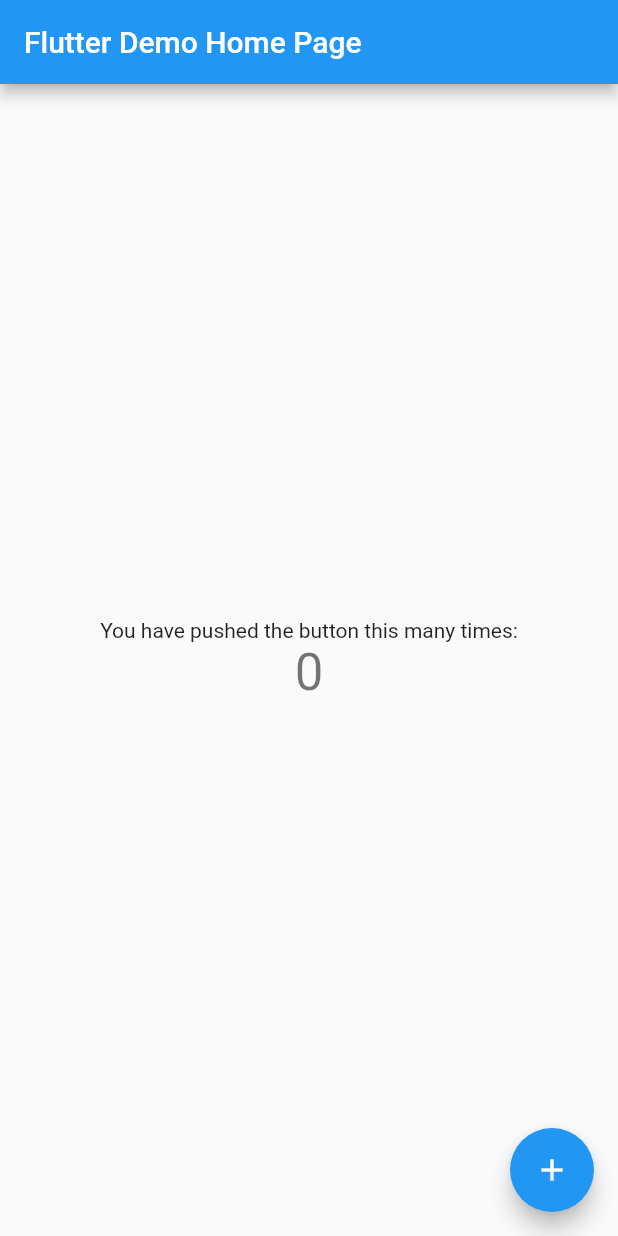
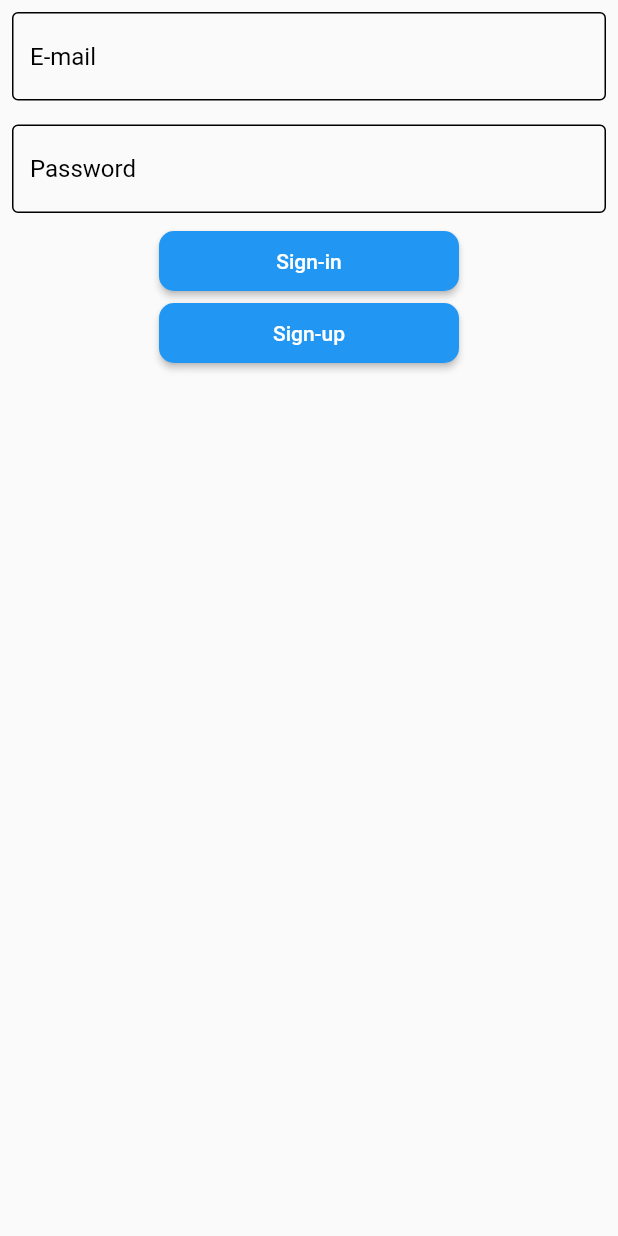
Before and after one commit to EbaaCode/Pair-Lab, a Flutter app: the screen it shows after launch, on a phone screen of 412 x 824 dp. Run offline on Flutter 3.47's test engine with Material 2 defaults, Android fonts, the phone set to English and light mode, and no system bars; our stand-ins replace cloud_firestore, firebase_auth, firebase_core; accounts and stored records are empty.

Commit message:
lab-10 project

```diff
--- a/pair_lab/lib/main.dart
+++ b/pair_lab/lib/main.dart
@@ -1,115 +1,23 @@
 import 'package:flutter/material.dart';
+import 'package:firebase_core/firebase_core.dart';
+import 'package:pair_lab/utility/utility.dart';
 
-void main() {
+/// `main()` is the entry point of the app.
+Future<void> main() async {
+  WidgetsFlutterBinding.ensureInitialized();
+  await Firebase.initializeApp(options: DefaultFirebaseOptions.currentPlatform);
   runApp(const MyApp());
 }
 
+/// If the user is logged in, show the HomeScreen, otherwise show the LoginScreen
 class MyApp extends StatelessWidget {
   const MyApp({super.key});
-
-  // This widget is the root of your application.
   @override
   Widget build(BuildContext context) {
     return MaterialApp(
-      title: 'Flutter Demo',
-      theme: ThemeData(
-        // This is the theme of your application.
-        //
-        // Try running your application with "flutter run". You'll see the
-        // application has a blue toolbar. Then, without quitting the app, try
-        // changing the primarySwatch below to Colors.green and then invoke
-        // "hot reload" (press "r" in the console where you ran "flutter run",
-        // or simply save your changes to "hot reload" in a Flutter IDE).
-        // Notice that the counter didn't reset back to zero; the application
-        // is not restarted.
-        primarySwatch: Colors.blue,
-      ),
-      home: const MyHomePage(title: 'Flutter Demo Home Page'),
+      debugShowCheckedModeBanner: false,
+      title: 'Pair-Lab',
+      home: AuthService().handleAuthState(),
     );
   }
 }
-
-class MyHomePage extends StatefulWidget {
-  const MyHomePage({super.key, required this.title});
-
-  // This widget is the home page of your application. It is stateful, meaning
-  // that it has a State object (defined below) that contains fields that affect
-  // how it looks.
-
-  // This class is the configuration for the state. It holds the values (in this
-  // case the title) provided by the parent (in this case the App widget) and
-  // used by the build method of the State. Fields in a Widget subclass are
-  // always marked "final".
-
-  final String title;
-
-  @override
-  State<MyHomePage> createState() => _MyHomePageState();
-}
-
-class _MyHomePageState extends State<MyHomePage> {
-  int _counter = 0;
-
-  void _incrementCounter() {
-    setState(() {
-      // This call to setState tells the Flutter framework that something has
-      // changed in this State, which causes it to rerun the build method below
-      // so that the display can reflect the updated values. If we changed
-      // _counter without calling setState(), then the build method would not be
-      // called again, and so nothing would appear to happen.
-      _counter++;
-    });
-  }
-
-  @override
-  Widget build(BuildContext context) {
-    // This method is rerun every time setState is called, for instance as done
-    // by the _incrementCounter method above.
-    //
-    // The Flutter framework has been optimized to make rerunning build methods
-    // fast, so that you can just rebuild anything that needs updating rather
-    // than having to individually change instances of widgets.
-    return Scaffold(
-      appBar: AppBar(
-        // Here we take the value from the MyHomePage object that was created by
-        // the App.build method, and use it to set our appbar title.
-        title: Text(widget.title),
-      ),
-      body: Center(
-        // Center is a layout widget. It takes a single child and positions it
-        // in the middle of the parent.
-        child: Column(
-          // Column is also a layout widget. It takes a list of children and
-          // arranges them vertically. By default, it sizes itself to fit its
-          // children horizontally, and tries to be as tall as its parent.
-          //
-          // Invoke "debug painting" (press "p" in the console, choose the
-          // "Toggle Debug Paint" action from the Flutter Inspector in Android
-          // Studio, or the "Toggle Debug Paint" command in Visual Studio Code)
-          // to see the wireframe for each widget.
-          //
-          // Column has various properties to control how it sizes itself and
-          // how it positions its children. Here we use mainAxisAlignment to
-          // center the children vertically; the main axis here is the vertical
-          // axis because Columns are vertical (the cross axis would be
-          // horizontal).
-          mainAxisAlignment: MainAxisAlignment.center,
-          children: <Widget>[
-            const Text(
-              'You have pushed the button this many times:',
-            ),
-            Text(
-              '$_counter',
-              style: Theme.of(context).textTheme.headline4,
-            ),
-          ],
-        ),
-      ),
-      floatingActionButton: FloatingActionButton(
-        onPressed: _incrementCounter,
-        tooltip: 'Increment',
-        child: const Icon(Icons.add),
-      ), // This trailing comma makes auto-formatting nicer for build methods.
-    );
-  }
-}
--- /dev/null
+++ b/pair_lab/lib/screens/screens.dart
@@ -0,0 +1,3 @@
+export 'package:pair_lab/screens/sign_in_screen.dart';
+export 'package:pair_lab/screens/home_screen.dart';
+export 'package:pair_lab/screens/sign_up_screen.dart';
--- /dev/null
+++ b/pair_lab/lib/screens/sign_in_screen.dart
@@ -0,0 +1,68 @@
+import 'package:flutter/material.dart';
+import 'package:firebase_auth/firebase_auth.dart';
+import 'package:pair_lab/screens/sign_up_screen.dart';
+import 'package:pair_lab/widgets/widgets.dart';
+
+class SignInScreen extends StatefulWidget {
+  const SignInScreen({super.key});
+
+  @override
+  State<SignInScreen> createState() => _SignInScreenState();
+}
+
+class _SignInScreenState extends State<SignInScreen> {
+  var emailTextFieldController = TextEditingController();
+  var passwordTextFieldController = TextEditingController();
+  @override
+  Widget build(BuildContext context) {
+    return Scaffold(
+      body: Column(
+        children: [
+          DefaultFormField(
+            textHint: "E-mail",
+            controller: emailTextFieldController,
+          ),
+          DefaultFormField(
+            textHint: "Password",
+            controller: passwordTextFieldController,
+          ),
+          DefaultButton(
+            label: "Sign-in",
+            onTap: signInAuth,
+          ),
+          DefaultButton(
+            label: "Sign-up",
+            onTap: () {
+              Navigator.push(
+                context,
+                MaterialPageRoute(
+                  builder: ((context) {
+                    return const SignUpScreen();
+                  }),
+                ),
+              );
+            },
+          ),
+        ],
+      ),
+    );
+  }
+
+  Future signInAuth() async {
+    try {
+      showDialog(
+        context: context,
+        builder: (context) => const Center(
+          child: CircularProgressIndicator(),
+        ),
+        barrierDismissible: false,
+      );
+      await FirebaseAuth.instance.signInWithEmailAndPassword(
+        email: emailTextFieldController.text,
+        password: passwordTextFieldController.text,
+      );
+    } finally {
+      Navigator.pop(context);
+    }
+  }
+}
--- /dev/null
+++ b/pair_lab/lib/utility/auth_service.dart
@@ -0,0 +1,80 @@
+import 'package:flutter/material.dart';
+import 'package:cloud_firestore/cloud_firestore.dart';
+import 'package:firebase_auth/firebase_auth.dart';
+import 'package:pair_lab/utility/firebase_references.dart';
+import 'package:pair_lab/screens/screens.dart';
+
+/// Creating a reference to the FirebaseAuth instance.
+final auth = FirebaseAuth.instance;
+
+class AuthService {
+  /// If the user's email is not found in the database, then the user is new.
+  ///
+  /// Returns:
+  ///   A Future<bool>
+  Future<bool> isNewUser(User user) async {
+    QuerySnapshot result =
+        await users.where("email", isEqualTo: user.email).get();
+    final List<DocumentSnapshot> docs = result.docs;
+    return docs.isEmpty ? true : false;
+  }
+
+  /// If the user is new, create a new document in the users collection with the user's uid as the
+  /// document id
+  ///
+  /// Args:
+  ///   user (User): The user object that is returned from Firebase Auth.
+  updateUserData(User user) async {
+    if (await isNewUser(user)) {
+      DocumentReference document = users.doc(user.uid);
+      return document.set(
+        {
+          "uid": user.uid,
+          "email": user.email,
+          "role": 0,
+        },
+      );
+    }
+  }
+
+  /// This function updates the user's role in the database
+  ///
+  /// Args:
+  ///   user (User): The user object that you get from Firebase Auth.
+  ///   role: The role of the user.
+  updateUserRole(User? user, [role]) async {
+    if (!await isNewUser(user!)) {
+      DocumentReference document = users.doc(user.uid);
+      return document.update(
+        {
+          "role": role,
+        },
+      );
+    }
+  }
+
+  /// signs out the user
+  signOut() {
+    auth.signOut();
+  }
+
+  /// If the user is logged in, show the HomeScreen, otherwise show the LoginScreen
+  handleAuthState() {
+    return StreamBuilder(
+      stream: auth.authStateChanges(),
+      builder: (BuildContext context, AsyncSnapshot snapshot) {
+        if (snapshot.connectionState != ConnectionState.active) {
+          return const Center(child: CircularProgressIndicator());
+        }
+        final user = snapshot.data;
+        return snapshot.connectionState != ConnectionState.active
+            ? const Center(
+                child: CircularProgressIndicator(),
+              )
+            : user != null
+                ? const HomeScreen()
+                : const SignInScreen();
+      },
+    );
+  }
+}
--- /dev/null
+++ b/pair_lab/lib/utility/firebase_references.dart
@@ -0,0 +1,5 @@
+import 'package:cloud_firestore/cloud_firestore.dart';
+
+/// Creating a reference to the collection called users.
+final CollectionReference users =
+    FirebaseFirestore.instance.collection('users');
--- /dev/null
+++ b/pair_lab/lib/utility/utility.dart
@@ -0,0 +1,4 @@
+export 'package:pair_lab/utility/firebase_references.dart';
+export 'package:pair_lab/utility/auth_service.dart';
+export 'package:pair_lab/utility/firebase_options.dart';
+export 'package:pair_lab/utility/style.dart';
--- /dev/null
+++ b/pair_lab/lib/widgets/default_button.dart
@@ -0,0 +1,41 @@
+import 'package:flutter/material.dart';
+
+class DefaultButton extends StatefulWidget {
+  final String label;
+  final Function()? onTap;
+  final Color? color;
+  final double? width;
+  final double? height;
+  const DefaultButton({
+    required this.label,
+    required this.onTap,
+    this.color,
+    this.width,
+    this.height,
+    Key? key,
+  }) : super(key: key);
+  @override
+  State<DefaultButton> createState() => _DefaultButtonState();
+}
+
+class _DefaultButtonState extends State<DefaultButton> {
+  @override
+  Widget build(BuildContext context) {
+    return ElevatedButton(
+      style: ElevatedButton.styleFrom(
+        backgroundColor: widget.color ?? Colors.blue,
+        fixedSize: Size(
+          widget.width ?? 200,
+          widget.height ?? 40,
+        ),
+        shape: RoundedRectangleBorder(
+          borderRadius: BorderRadius.circular(10),
+        ),
+      ),
+      onPressed: widget.onTap,
+      child: Text(
+        widget.label,
+      ),
+    );
+  }
+}
--- /dev/null
+++ b/pair_lab/lib/widgets/default_text_field.dart
@@ -0,0 +1,41 @@
+import 'package:flutter/material.dart';
+
+class DefaultFormField extends StatefulWidget {
+  final String textHint;
+  final TextEditingController controller;
+  const DefaultFormField({
+    required this.textHint,
+    required this.controller,
+    Key? key,
+  }) : super(key: key);
+
+  @override
+  State<DefaultFormField> createState() => _DefaultFormFieldState();
+}
+
+class _DefaultFormFieldState extends State<DefaultFormField> {
+  @override
+  Widget build(BuildContext context) {
+    return Padding(
+      padding: const EdgeInsets.all(8.0),
+      child: TextFormField(
+        controller: widget.controller,
+        style: const TextStyle(
+          color: Color.fromARGB(255, 0, 0, 0),
+        ),
+        decoration: InputDecoration(
+          focusedBorder: const OutlineInputBorder(
+            borderSide: BorderSide(color: Color.fromARGB(255, 0, 0, 0)),
+          ),
+          enabledBorder: const OutlineInputBorder(
+            borderSide: BorderSide(color: Color.fromARGB(255, 0, 0, 0)),
+          ),
+          hintText: widget.textHint,
+          hintStyle: const TextStyle(
+            color: Color.fromARGB(255, 0, 0, 0),
+          ),
+        ),
+      ),
+    );
+  }
+}
--- /dev/null
+++ b/pair_lab/lib/widgets/widgets.dart
@@ -0,0 +1,4 @@
+export 'package:pair_lab/widgets/default_button.dart';
+export 'package:pair_lab/widgets/default_text_field.dart';
+export 'package:pair_lab/widgets/home_tab_widget.dart';
+export 'package:pair_lab/widgets/profile_tab_widget.dart';
--- a/pair_lab/pubspec.yaml
+++ b/pair_lab/pubspec.yaml
@@ -36,6 +36,9 @@
   # The following adds the Cupertino Icons font to your application.
   # Use with the CupertinoIcons class for iOS style icons.
   cupertino_icons: ^1.0.2
+  firebase_core: ^2.1.1
+  cloud_firestore: ^4.0.3
+  firebase_auth: ^4.1.0
 
 dev_dependencies:
   flutter_test:
```
Also changed, not shown: pair_lab/lib/screens/home_screen.dart (added, +56 -0 lines), pair_lab/lib/screens/sign_up_screen.dart (added, +59 -0 lines), pair_lab/lib/utility/style.dart (added, +16 -0 lines), pair_lab/lib/widgets/home_tab_widget.dart (added, +42 -0 lines), pair_lab/lib/widgets/profile_tab_widget.dart (added, +39 -0 lines), pair_lab/lib/utility/firebase_options.dart (added), pair_lab/pubspec.lock, 2 other files.
